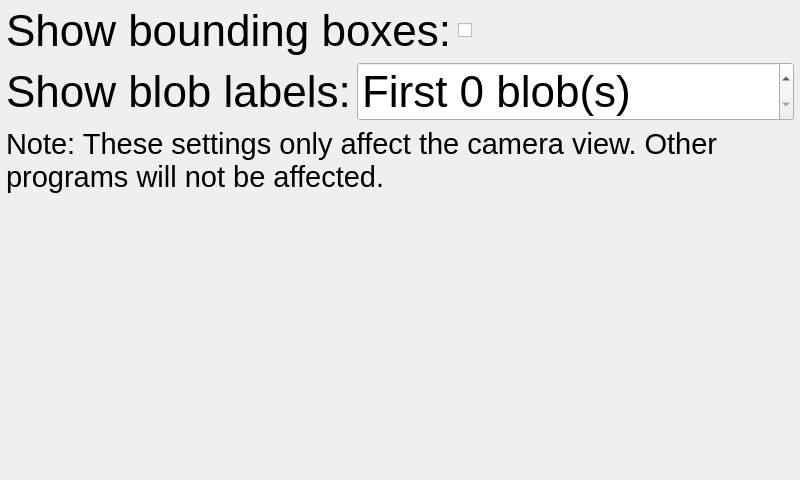
The window that ui/CameraSettingsWidget.ui (kipr/botui) describes before a commit, drawn with Qt 5.
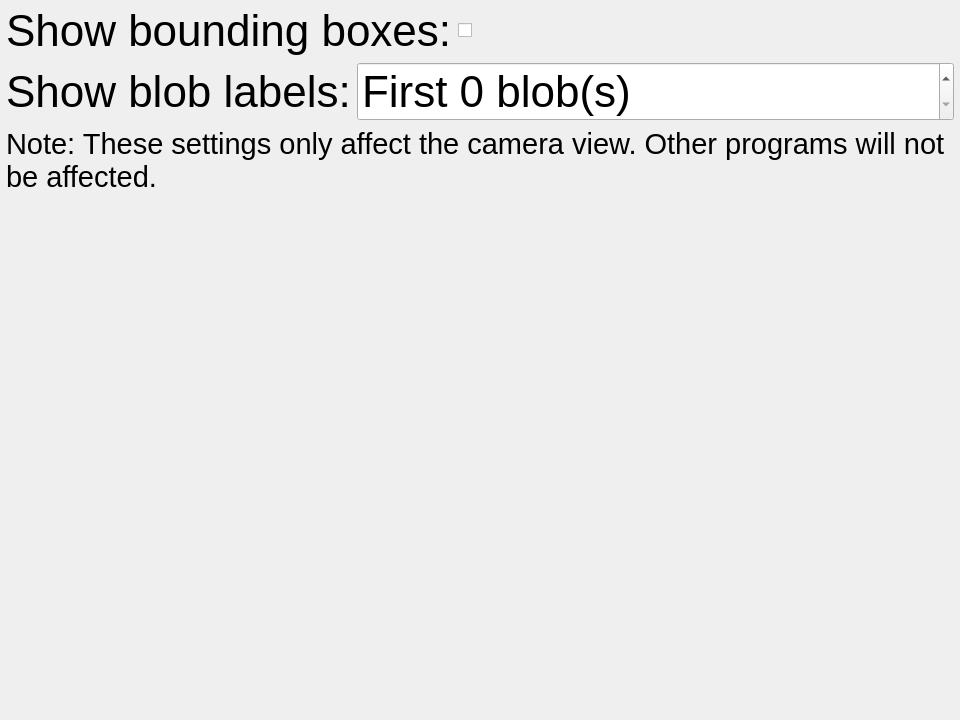
The same window after the commit.

The edit to the form file:
```diff
--- a/ui/CameraSettingsWidget.ui
+++ b/ui/CameraSettingsWidget.ui
@@ -6,8 +6,8 @@
    <rect>
     <x>0</x>
     <y>0</y>
-    <width>800</width>
-    <height>480</height>
+    <width>960</width>
+    <height>720</height>
    </rect>
   </property>
   <property name="windowTitle">
```
